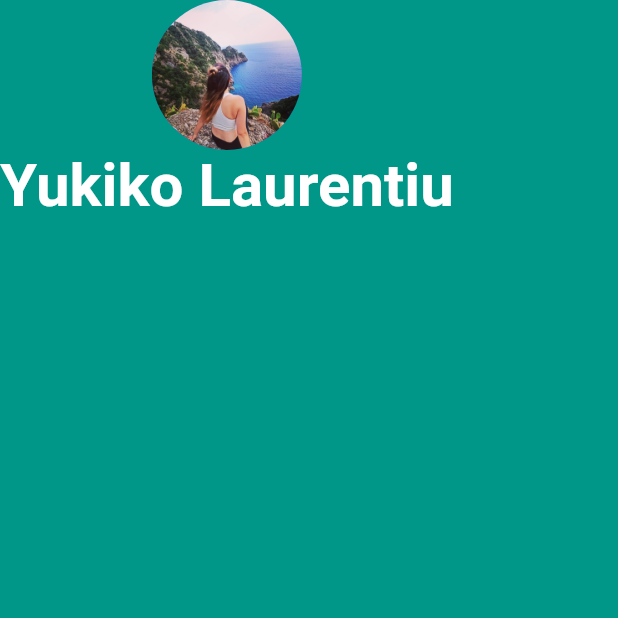
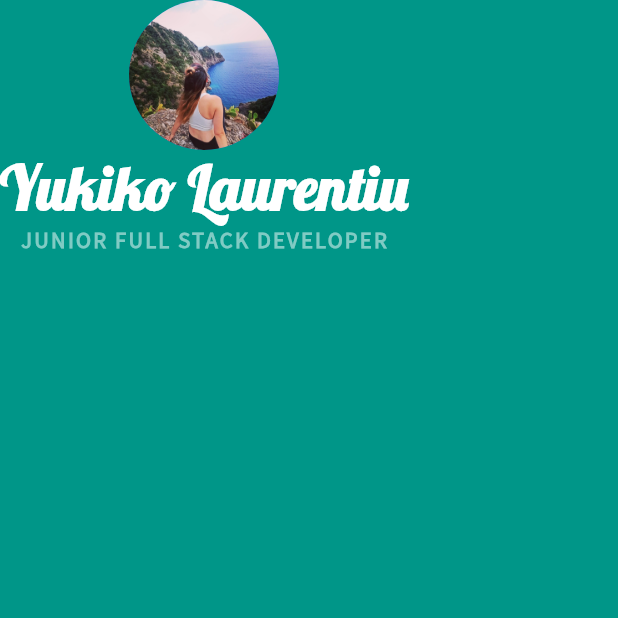
Before and after one commit to yukilaurentiu/my_card, a Flutter app: the screen it shows after launch, on a phone screen of 412 x 824 dp, the top half of it. Run offline on Flutter 3.47's test engine with Material 2 defaults, Android fonts, the phone set to English and light mode, and no system bars.

Commit message:
download fonts and changed fonts

```diff
--- a/lib/main.dart
+++ b/lib/main.dart
@@ -1,4 +1,5 @@
 import 'package:flutter/material.dart';
+// import 'package:flutter/src/material/colors.dart';
 import 'package:my_card/challenge.dart';
 
 void main() {
@@ -16,19 +17,28 @@ class MyApp extends StatelessWidget {
         backgroundColor: Colors.teal,
         body: SafeArea(
           child: Column(
-            children: const <Widget>[
-              CircleAvatar(
+            children: <Widget>[
+              const CircleAvatar(
                 radius: 50.0,
                 backgroundImage: AssetImage('images/avatar01.jpg'),
               ),
-              Text(
+              const Text(
                 'Yukiko Laurentiu',
                 style: TextStyle(
+                  fontFamily: 'Lobster',
                   color: Colors.white,
                   fontSize: 40.0,
                   fontWeight: FontWeight.bold,
                 ),
               ),
+              Text('JUNIOR FULL STACK DEVELOPER',
+                  style: TextStyle(
+                    fontFamily: 'SourceSansPro',
+                    color: Colors.teal.shade200,
+                    fontSize: 15.0,
+                    letterSpacing: 1.5,
+                    fontWeight: FontWeight.bold,
+                  )),
             ],
           ),
         ),
```
Also changed, not shown: pubspec.yaml (+7 -0 lines), fonts/Lobster-Regular.ttf (added), fonts/SourceSansPro-Regular.ttf (added).
